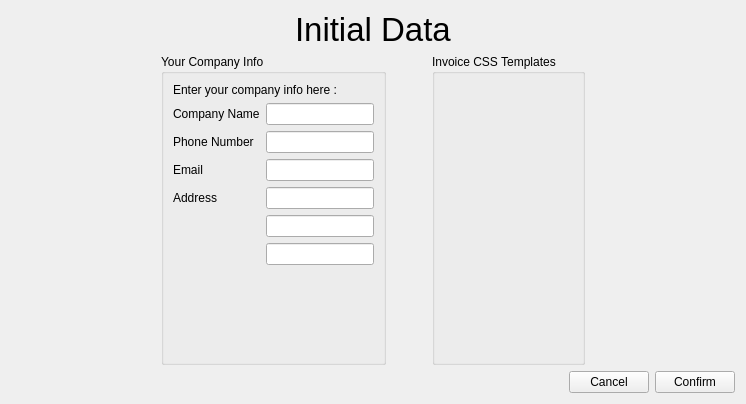
Above: InitialDataForm.ui from MickaelOnTheWave/InvoiceManager before the change. Below: the same form after it.
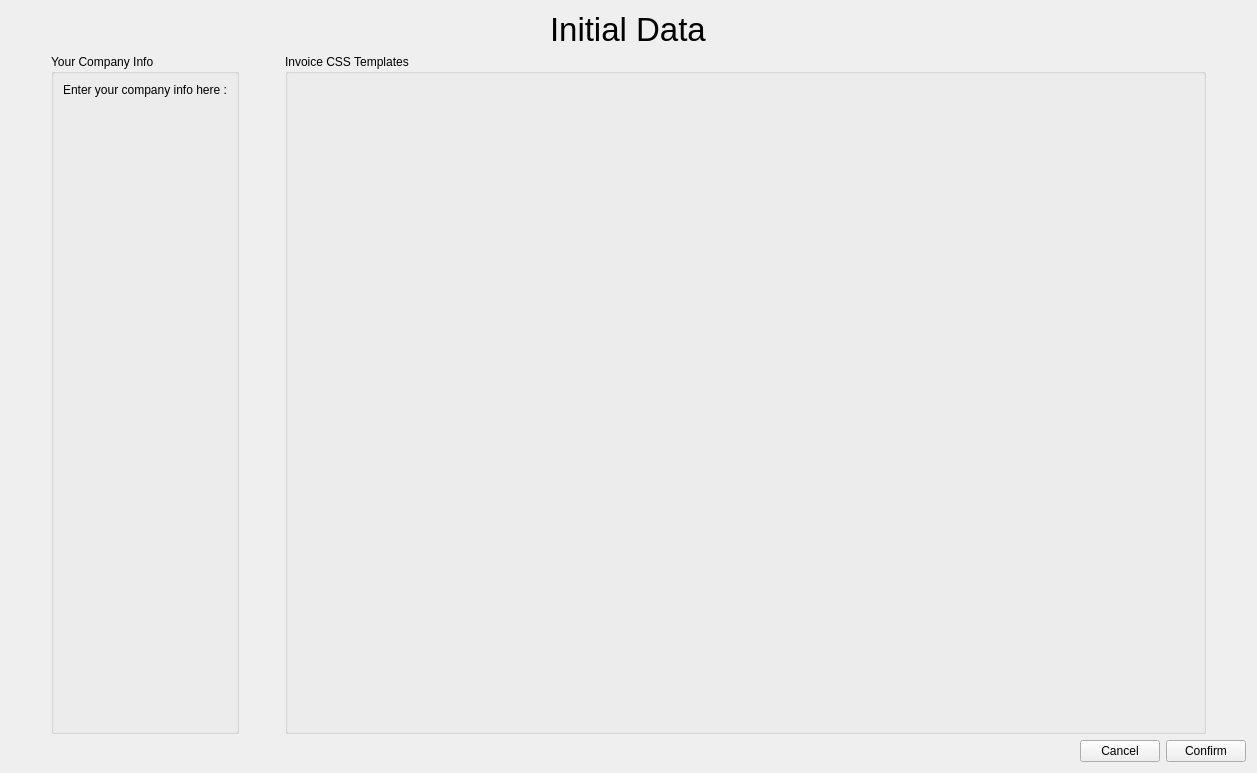
That is the form after the change. Custom widgets are drawn as their Qt base class.

Commit message: Removed obsolete code. Added Address component.

What changed in the file:
```diff
--- a/InitialDataForm.ui
+++ b/InitialDataForm.ui
@@ -6,8 +6,8 @@
    <rect>
     <x>0</x>
     <y>0</y>
-    <width>746</width>
-    <height>404</height>
+    <width>1257</width>
+    <height>773</height>
    </rect>
   </property>
   <property name="windowTitle">
@@ -63,6 +63,9 @@
        <property name="orientation">
         <enum>Qt::Horizontal</enum>
        </property>
+       <property name="sizeType">
+        <enum>QSizePolicy::Fixed</enum>
+       </property>
        <property name="sizeHint" stdset="0">
         <size>
          <width>40</width>
@@ -76,61 +79,18 @@
        <property name="title">
         <string>Your Company Info</string>
        </property>
-       <layout class="QFormLayout" name="formLayout">
-        <item row="0" column="0" colspan="2">
-         <widget class="QLabel" name="label">
+       <layout class="QVBoxLayout" name="verticalLayout_2">
+        <item>
+         <widget class="QLabel" name="messageLabel">
           <property name="text">
            <string>Enter your company info here :</string>
           </property>
          </widget>
         </item>
-        <item row="1" column="0">
-         <widget class="QLabel" name="label_2">
-          <property name="text">
-           <string>Company Name</string>
-          </property>
-         </widget>
+        <item>
+         <widget class="CompanyDetailsWidget" name="addressWidget" native="true"/>
         </item>
-        <item row="1" column="1">
-         <widget class="QLineEdit" name="nameEdit"/>
-        </item>
-        <item row="2" column="0">
-         <widget class="QLabel" name="label_3">
-          <property name="text">
-           <string>Phone Number</string>
-          </property>
-         </widget>
-        </item>
-        <item row="2" column="1">
-         <widget class="QLineEdit" name="phoneEdit"/>
-        </item>
-        <item row="3" column="0">
-         <widget class="QLabel" name="label_4">
-          <property name="text">
-           <string>Email</string>
-          </property>
-         </widget>
-        </item>
-        <item row="3" column="1">
-         <widget class="QLineEdit" name="emailEdit"/>
-        </item>
-        <item row="4" column="0">
-         <widget class="QLabel" name="label_5">
-          <property name="text">
-           <string>Address</string>
-          </property>
-         </widget>
-        </item>
-        <item row="4" column="1">
-         <widget class="QLineEdit" name="addressLineEdit1"/>
-        </item>
-        <item row="5" column="1">
-         <widget class="QLineEdit" name="addressLineEdit2"/>
-        </item>
-        <item row="6" column="1">
-         <widget class="QLineEdit" name="addressLineEdit3"/>
-        </item>
-        <item row="7" column="1">
+        <item>
          <spacer name="verticalSpacer_3">
           <property name="orientation">
            <enum>Qt::Vertical</enum>
@@ -164,6 +124,12 @@
      </item>
      <item>
       <widget class="QGroupBox" name="groupBox_2">
+       <property name="sizePolicy">
+        <sizepolicy hsizetype="Expanding" vsizetype="Preferred">
+         <horstretch>0</horstretch>
+         <verstretch>0</verstretch>
+        </sizepolicy>
+       </property>
        <property name="title">
         <string>Invoice CSS Templates</string>
        </property>
@@ -179,6 +145,9 @@
        <property name="orientation">
         <enum>Qt::Horizontal</enum>
        </property>
+       <property name="sizeType">
+        <enum>QSizePolicy::Fixed</enum>
+       </property>
        <property name="sizeHint" stdset="0">
         <size>
          <width>40</width>
@@ -229,6 +198,12 @@
    <header>DataHandlerWidget.h</header>
    <container>1</container>
   </customwidget>
+  <customwidget>
+   <class>CompanyDetailsWidget</class>
+   <extends>QWidget</extends>
+   <header>CompanyDetailsWidget.h</header>
+   <container>1</container>
+  </customwidget>
  </customwidgets>
  <resources/>
  <connections/>
```
The commit also changes 15 other files.
